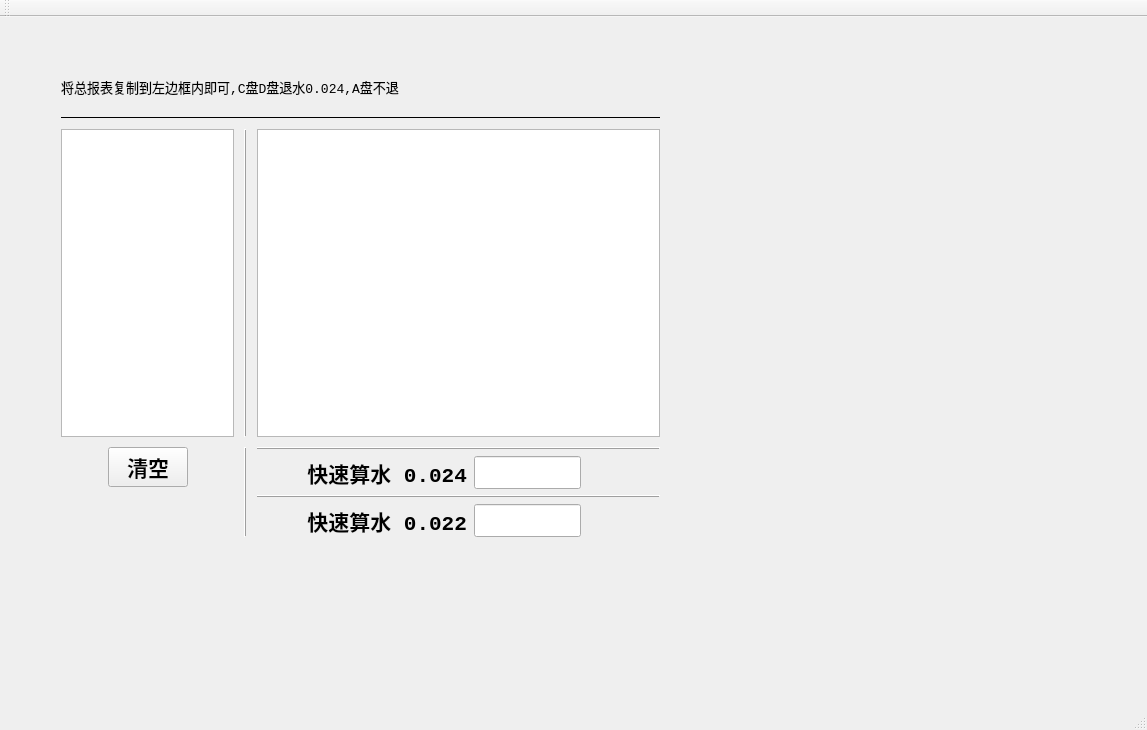
Qt form mainwindow.ui (chowhsienwuu/laopo_lanlan_pk10) before a commit.
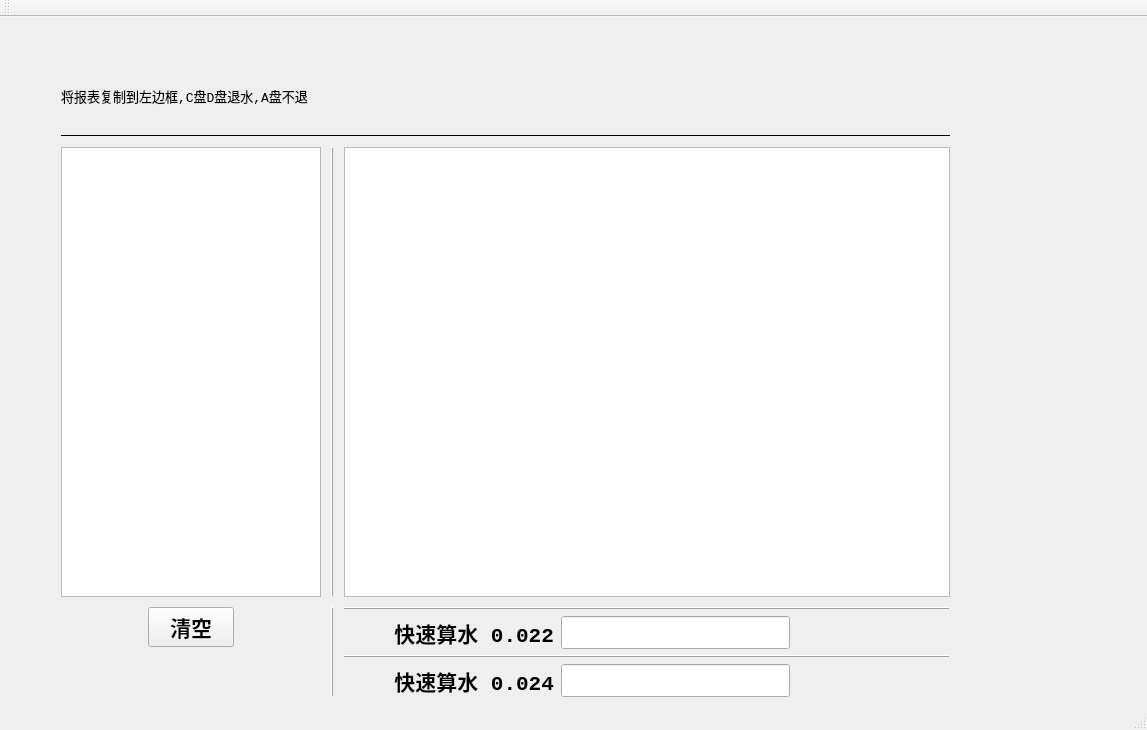
The same form after that commit.

Commit message: release v4.0 添加平台

Patch:
```diff
--- a/mainwindow.ui
+++ b/mainwindow.ui
@@ -27,8 +27,8 @@
      <rect>
       <x>50</x>
       <y>40</y>
-      <width>621</width>
-      <height>491</height>
+      <width>911</width>
+      <height>651</height>
      </rect>
     </property>
     <layout class="QVBoxLayout" name="verticalLayout_3" stretch="1,0,8,1">
@@ -36,14 +36,14 @@
       <number>10</number>
      </property>
      <item>
-      <layout class="QHBoxLayout" name="horizontalLayout" stretch="5,5">
+      <layout class="QHBoxLayout" name="horizontalLayout" stretch="3,7">
        <property name="spacing">
         <number>10</number>
        </property>
        <item>
         <widget class="QLabel" name="label">
          <property name="sizePolicy">
-          <sizepolicy hsizetype="Preferred" vsizetype="Minimum">
+          <sizepolicy hsizetype="Minimum" vsizetype="Minimum">
            <horstretch>0</horstretch>
            <verstretch>0</verstretch>
           </sizepolicy>
@@ -56,7 +56,7 @@
           </font>
          </property>
          <property name="text">
-          <string>将总报表复制到左边框内即可,C盘D盘退水0.024,A盘不退</string>
+          <string>将报表复制到左边框,C盘D盘退水,A盘不退</string>
          </property>
         </widget>
        </item>
@@ -260,7 +260,7 @@
               </font>
              </property>
              <property name="text">
-              <string>    快速算水 0.024</string>
+              <string>    快速算水 0.022</string>
              </property>
              <property name="textFormat">
               <enum>Qt::PlainText</enum>
@@ -337,7 +337,7 @@
               </font>
              </property>
              <property name="text">
-              <string>    快速算水 0.022</string>
+              <string>    快速算水 0.024</string>
              </property>
             </widget>
            </item>
```
The commit also changes 2 other files.
